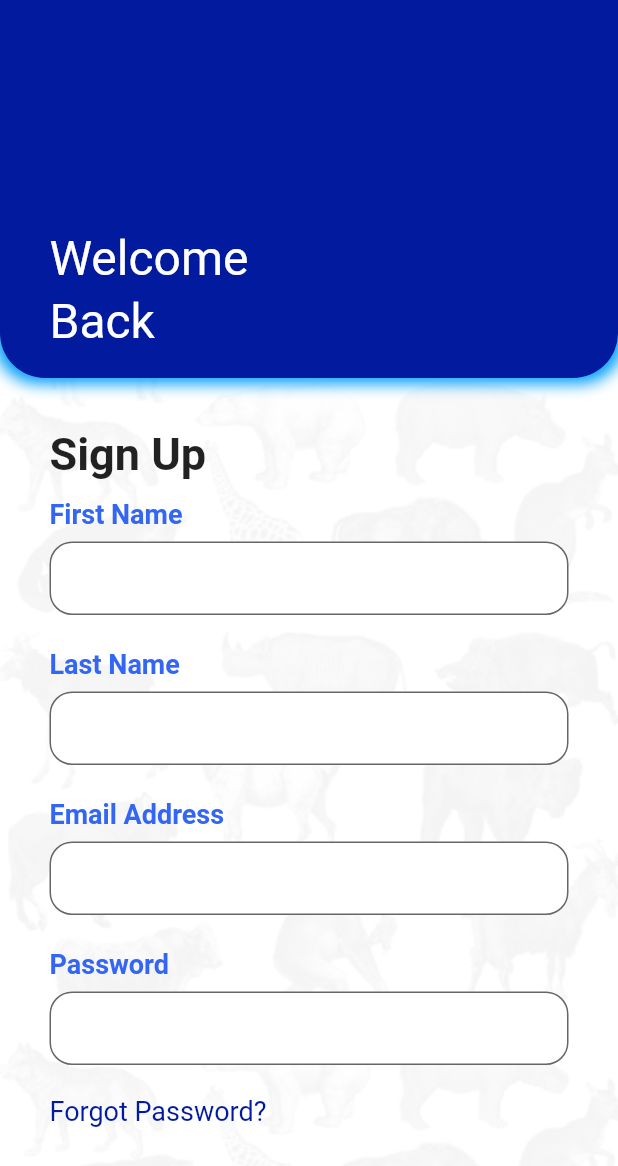
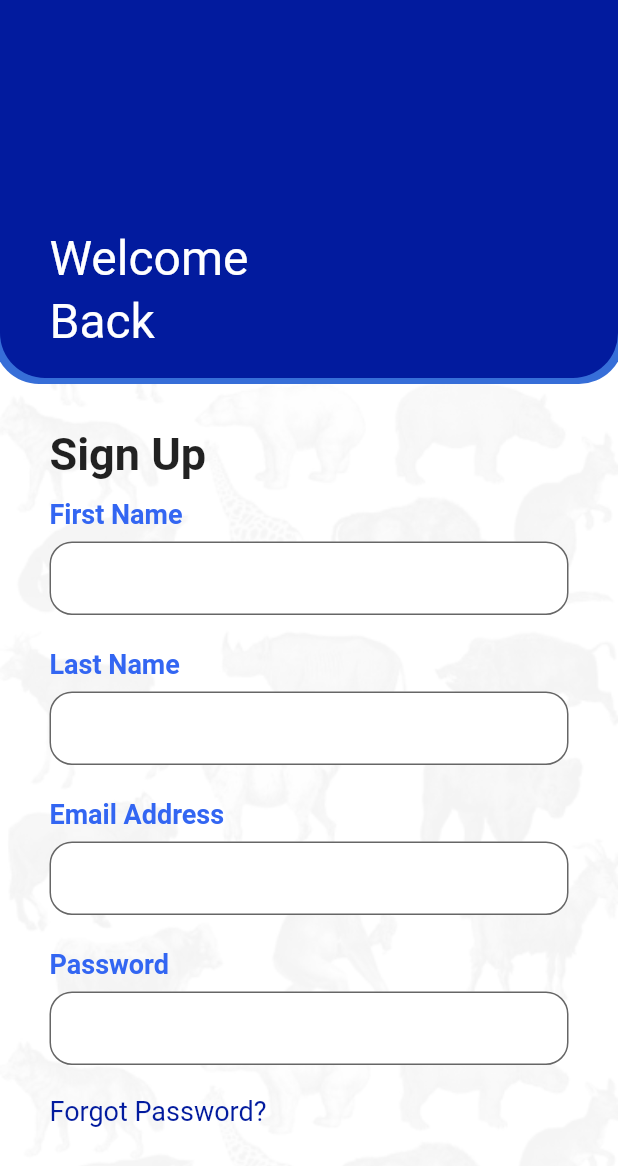
Before and after one commit to the-jossie/faunapp, a Flutter app: the screen it shows after launch, swiped to page 3, on a phone screen of 412 x 824 dp. Shown: the top 1166 px of the screen. Run offline on Flutter 3.47's test engine with Material 2 defaults, Android fonts, the phone set to English and light mode, and no system bars; our stand-ins replace flutter_svg, get_it, google_fonts, jwt_decoder, shared_preferences, stacked; Roboto replaces fonts that are missing (Sofia); statements that could not run were skipped.

Commit message:
fix: signup auth view

```diff
--- a/lib/views/auth/auth_view.dart
+++ b/lib/views/auth/auth_view.dart
@@ -99,7 +99,9 @@ class AuthView extends StatelessWidget {
                 const Spacer(),
               ],
             ),
-            const LoginAuthView(),
+            LoginAuthView(
+              openSignupView: () => viewModel.goToPage(2),
+            ),
             const SignupAuthView()
           ],
         ),
--- a/lib/views/auth/signup_auth_view.dart
+++ b/lib/views/auth/signup_auth_view.dart
@@ -28,9 +28,8 @@ class SignupAuthView extends StatelessWidget {
               decoration: BoxDecoration(
                 boxShadow: [
                   BoxShadow(
-                    color: AppConfigService.hexToColor("#029EF7"),
+                    color: AppConfigService.hexToColor("#366ED8"),
                     spreadRadius: 4,
-                    blurRadius: 8,
                   )
                 ],
                 color: AppConfigService.hexToColor("#021B9E"),
```
